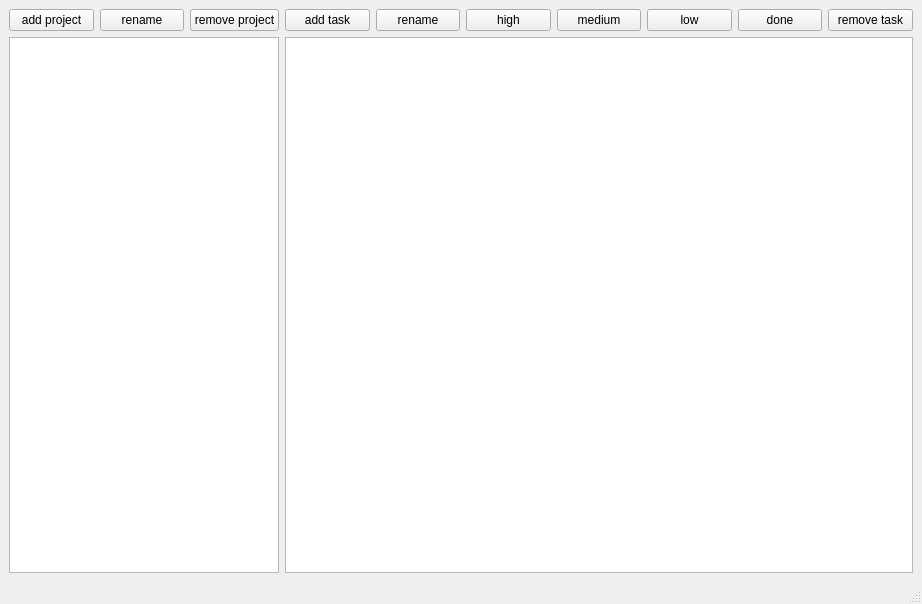
This is mainwindow.ui in dimitris47/tiki as Qt 5 draws it before an edit. The edited form follows.
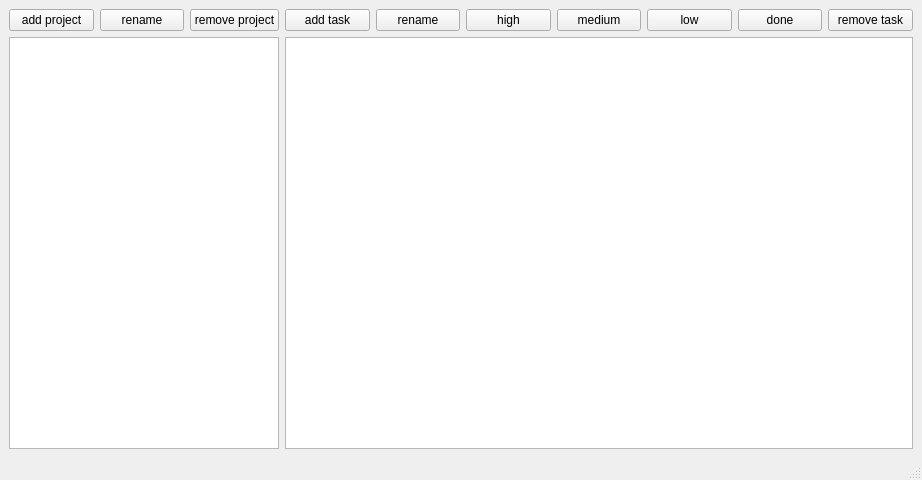
This is the edited form.

Patch:
```diff
--- a/mainwindow.ui
+++ b/mainwindow.ui
@@ -7,7 +7,7 @@
     <x>0</x>
     <y>0</y>
     <width>922</width>
-    <height>604</height>
+    <height>480</height>
    </rect>
   </property>
   <property name="windowTitle">
```
